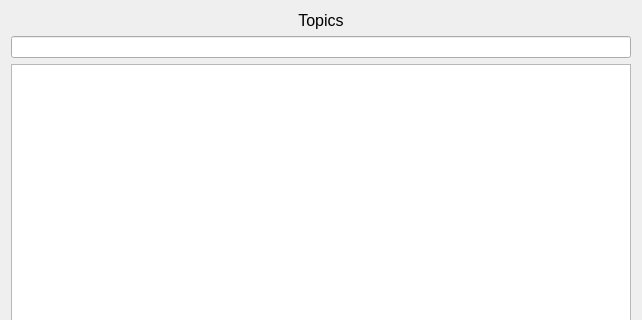
This is Visualizer/ui/topics_list.ui in nwrush/Visualization as Qt 5 draws it before an edit; both pictures show x 0 to 642 and y 0 to 320 of the 642 by 730 pixel window. The edited form follows.
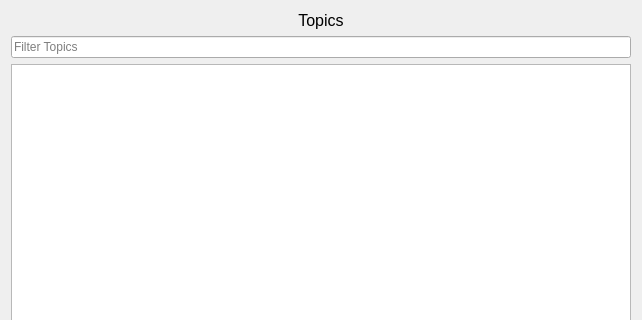
This is the edited form.

Commit message: Added default text to the topic list search box, cleaned up ListFrame and list_model

Patch:
```diff
--- a/Visualizer/ui/topics_list.ui
+++ b/Visualizer/ui/topics_list.ui
@@ -30,7 +30,11 @@
     </widget>
    </item>
    <item>
-    <widget class="QLineEdit" name="filterText"/>
+    <widget class="QLineEdit" name="filterText">
+     <property name="placeholderText">
+      <string>Filter Topics</string>
+     </property>
+    </widget>
    </item>
    <item>
     <widget class="QListView" name="listWidget">
```
The commit also changes 3 other files.
